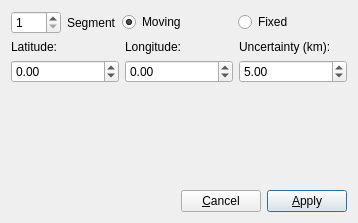
First picture: the form in src/qt-widgets/HellingerEditPointDialogUi.ui, repository GPlates/GPlates, before the edit.
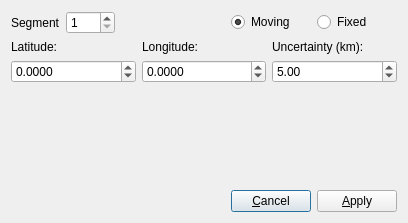
Second picture: the form after the edit.

Commit message: (hellinger) Increase lat/lon dp to 4 in EditPoint dialog; added reset/

```diff
--- a/src/qt-widgets/HellingerEditPointDialogUi.ui
+++ b/src/qt-widgets/HellingerEditPointDialogUi.ui
@@ -6,7 +6,7 @@
    <rect>
     <x>0</x>
     <y>0</y>
-    <width>358</width>
+    <width>408</width>
     <height>223</height>
    </rect>
   </property>
@@ -14,20 +14,7 @@
    <string>Dialog</string>
   </property>
   <layout class="QGridLayout" name="gridLayout">
-   <item row="3" column="0" colspan="3">
-    <spacer name="horizontalSpacer">
-     <property name="orientation">
-      <enum>Qt::Horizontal</enum>
-     </property>
-     <property name="sizeHint" stdset="0">
-      <size>
-       <width>64</width>
-       <height>20</height>
-      </size>
-     </property>
-    </spacer>
-   </item>
-   <item row="1" column="0" colspan="5">
+   <item row="1" column="0" colspan="4">
     <layout class="QHBoxLayout" name="horizontalLayout_3">
      <item>
       <layout class="QVBoxLayout" name="verticalLayout">
@@ -40,6 +27,9 @@
        </item>
        <item>
         <widget class="QDoubleSpinBox" name="spinbox_lat">
+         <property name="decimals">
+          <number>4</number>
+         </property>
          <property name="minimum">
           <double>-90.000000000000000</double>
          </property>
@@ -61,6 +51,9 @@
        </item>
        <item>
         <widget class="QDoubleSpinBox" name="spinbox_lon">
+         <property name="decimals">
+          <number>4</number>
+         </property>
          <property name="minimum">
           <double>-360.000000000000000</double>
          </property>
@@ -97,52 +90,29 @@
      </item>
     </layout>
    </item>
-   <item row="3" column="4">
-    <widget class="QPushButton" name="button_apply">
-     <property name="text">
-      <string>&amp;Apply</string>
-     </property>
-    </widget>
-   </item>
-   <item row="3" column="3">
+   <item row="3" column="2">
     <widget class="QPushButton" name="button_cancel">
      <property name="text">
       <string>&amp;Cancel</string>
      </property>
     </widget>
    </item>
-   <item row="0" column="2" colspan="3">
-    <layout class="QHBoxLayout" name="layout_radio_buttons">
-     <item>
-      <widget class="QRadioButton" name="radio_moving">
-       <property name="enabled">
-        <bool>true</bool>
-       </property>
-       <property name="text">
-        <string>Moving</string>
-       </property>
-       <property name="checked">
-        <bool>true</bool>
-       </property>
-       <attribute name="buttonGroup">
-        <string notr="true">buttonGroup</string>
-       </attribute>
-      </widget>
-     </item>
-     <item>
-      <widget class="QRadioButton" name="radio_fixed">
-       <property name="text">
-        <string>Fixed</string>
-       </property>
-       <attribute name="buttonGroup">
-        <string notr="true">buttonGroup</string>
-       </attribute>
-      </widget>
-     </item>
-    </layout>
+   <item row="3" column="3">
+    <widget class="QPushButton" name="button_apply">
+     <property name="text">
+      <string>&amp;Apply</string>
+     </property>
+    </widget>
    </item>
-   <item row="0" column="0" colspan="2">
+   <item row="0" column="0">
     <layout class="QHBoxLayout" name="horizontalLayout">
+     <item>
+      <widget class="QLabel" name="label_segment">
+       <property name="text">
+        <string>Segment</string>
+       </property>
+      </widget>
+     </item>
      <item>
       <widget class="QSpinBox" name="spinbox_segment">
        <property name="minimum">
@@ -150,16 +120,9 @@
        </property>
       </widget>
      </item>
-     <item>
-      <widget class="QLabel" name="label_segment">
-       <property name="text">
-        <string>Segment</string>
-       </property>
-      </widget>
-     </item>
     </layout>
    </item>
-   <item row="2" column="0" colspan="5">
+   <item row="2" column="0" colspan="3">
     <spacer name="verticalSpacer_2">
      <property name="orientation">
       <enum>Qt::Vertical</enum>
@@ -172,6 +135,62 @@
      </property>
     </spacer>
    </item>
+   <item row="3" column="0">
+    <spacer name="horizontalSpacer">
+     <property name="orientation">
+      <enum>Qt::Horizontal</enum>
+     </property>
+     <property name="sizeHint" stdset="0">
+      <size>
+       <width>64</width>
+       <height>20</height>
+      </size>
+     </property>
+    </spacer>
+   </item>
+   <item row="0" column="2" colspan="2">
+    <layout class="QHBoxLayout" name="layout_radio_buttons">
+     <item>
+      <widget class="QRadioButton" name="radio_moving">
+       <property name="enabled">
+        <bool>true</bool>
+       </property>
+       <property name="text">
+        <string>Moving</string>
+       </property>
+       <property name="checked">
+        <bool>true</bool>
+       </property>
+       <attribute name="buttonGroup">
+        <string notr="true">buttonGroup</string>
+       </attribute>
+      </widget>
+     </item>
+     <item>
+      <widget class="QRadioButton" name="radio_fixed">
+       <property name="text">
+        <string>Fixed</string>
+       </property>
+       <attribute name="buttonGroup">
+        <string notr="true">buttonGroup</string>
+       </attribute>
+      </widget>
+     </item>
+    </layout>
+   </item>
+   <item row="0" column="1">
+    <spacer name="horizontalSpacer_2">
+     <property name="orientation">
+      <enum>Qt::Horizontal</enum>
+     </property>
+     <property name="sizeHint" stdset="0">
+      <size>
+       <width>40</width>
+       <height>20</height>
+      </size>
+     </property>
+    </spacer>
+   </item>
   </layout>
  </widget>
  <resources/>
```
The commit also changes 2 other files.
